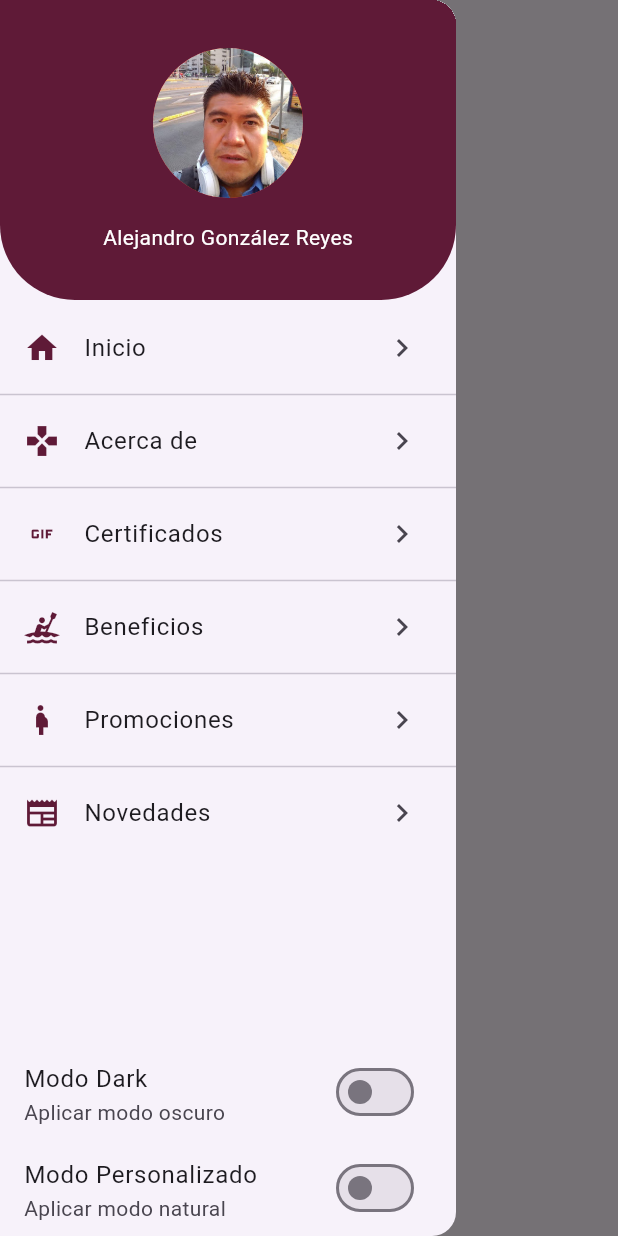
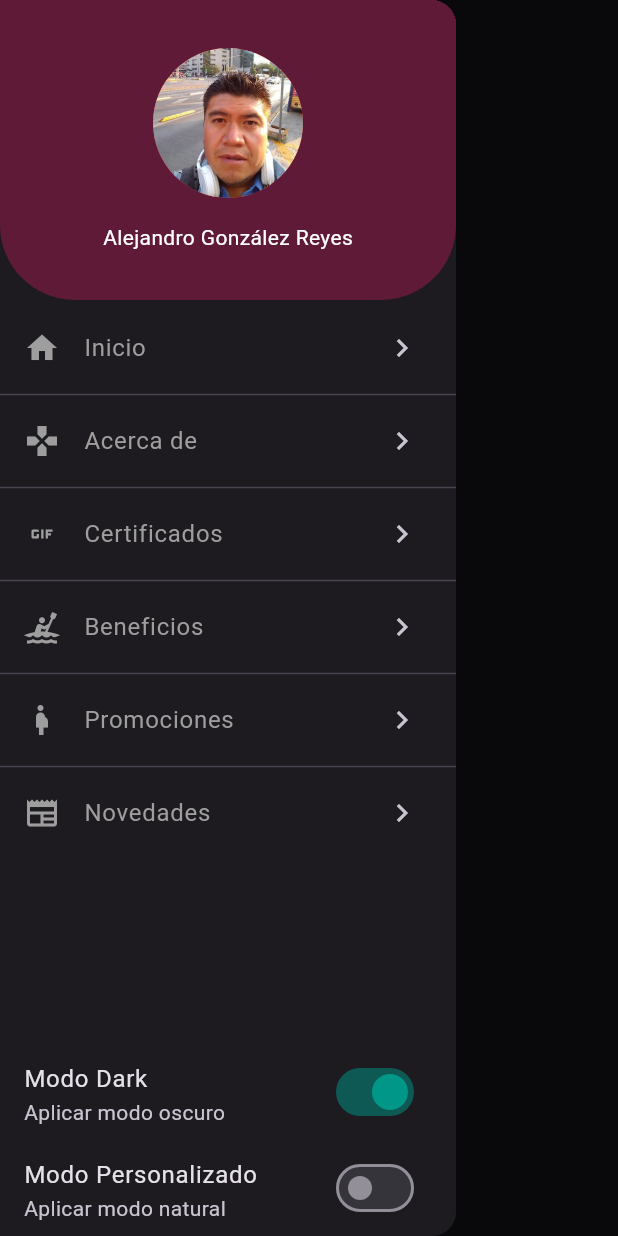
Before and after one commit to alexglzrys/flutter_themes, a Flutter app: the screen it shows after launch, with the side drawer open, on a phone screen of 412 x 824 dp. Run offline on Flutter 3.47's test engine with Material 3 defaults, Android fonts, the phone set to English and light mode, and no system bars.

Commit message:
usando colores del tema seleccionado

```diff
--- a/lib/main.dart
+++ b/lib/main.dart
@@ -8,7 +8,7 @@
         providers: [
           // Provider referente al tema global de la aplicación
           // El parámmetro que recibe el constructor hace referencia al indicar de tema seleccionado por el usuario (este se puede encontrar almacenado en las preferencias del usuario)
-          ChangeNotifierProvider(create: (_) => ThemeProvider(1)),
+          ChangeNotifierProvider(create: (_) => ThemeProvider(2)),
         ],
         child: const ThemesApp(),
       ),
--- a/lib/providers/theme_provider.dart
+++ b/lib/providers/theme_provider.dart
@@ -6,6 +6,20 @@ class ThemeProvider extends ChangeNotifier {
   bool _isDarkTheme = false;
   bool _isCustomTheme = false;
   late ThemeData _currentTheme;
+
+  // Configuración personalizada para widgets en tema oscuro
+  final configDark = {
+    'iconColor': Colors.grey[500],
+    'titleTile': Colors.grey[500],
+    'switchAColor': Colors.teal,
+  };
+
+  // Configuración personalizada para widgets en tema claro
+  final configLight = {
+    'iconColor': const Color(0xff5F1A37),
+    'titleTile': Colors.grey[900],
+    'switchAColor': const Color(0xff5F1A37),
+  };
 
   // El constructor se encargará de establecer el tema al momento de arrancar la aplicación
   ThemeProvider(int selectedTheme) {
--- a/lib/widgets/custom_drawer.dart
+++ b/lib/widgets/custom_drawer.dart
@@ -27,15 +27,27 @@ class _Menu extends StatelessWidget {
 
   @override
   Widget build(BuildContext context) {
+    // Solicitar provider referente al tema de la aplicación
+    final themeProvider = Provider.of<ThemeProvider>(context);
+
     return Expanded(
       child: ListView.separated(
           padding: const EdgeInsets.symmetric(vertical: 4),
           physics: const BouncingScrollPhysics(),
           itemBuilder: (context, index) => ListTile(
-                title: Text(pageRoutes[index].title),
+                title: Text(
+                  pageRoutes[index].title,
+                  style: TextStyle(
+                    color: themeProvider.isDarkTheme
+                        ? themeProvider.configDark['titleTile']
+                        : themeProvider.configLight['titleTile'],
+                  ),
+                ),
                 leading: Icon(
                   pageRoutes[index].icon,
-                  color: const Color(0xff5F1A37),
+                  color: themeProvider.isDarkTheme
+                      ? themeProvider.configDark['iconColor']
+                      : themeProvider.configLight['iconColor'],
                 ),
                 trailing: const Icon(Icons.chevron_right_outlined),
                 onTap: () {
@@ -59,7 +71,9 @@ class _OptionTheme extends StatelessWidget {
 
   @override
   Widget build(BuildContext context) {
+    // Solicitar provider referente al tema de la aplicación
     final themeProvider = Provider.of<ThemeProvider>(context);
+
     return SafeArea(
       top: false,
       left: false,
@@ -72,7 +86,9 @@ class _OptionTheme extends StatelessWidget {
             subtitle: const Text('Aplicar modo oscuro'),
             trailing: Switch.adaptive(
               value: themeProvider.isDarkTheme,
-              activeColor: const Color(0xff5F1A37),
+              activeColor: themeProvider.isDarkTheme
+                  ? themeProvider.configDark['switchAColor']
+                  : themeProvider.configLight['switchAColor'],
               onChanged: (value) => themeProvider.isDarkTheme = value,
             ),
           ),
@@ -82,7 +98,9 @@ class _OptionTheme extends StatelessWidget {
             subtitle: const Text('Aplicar modo natural'),
             trailing: Switch.adaptive(
               value: themeProvider.isCustomTheme,
-              activeColor: const Color(0xff5F1A37),
+              activeColor: themeProvider.isDarkTheme
+                  ? themeProvider.configDark['switchAColor']
+                  : themeProvider.configLight['switchAColor'],
               onChanged: (value) => themeProvider.isCustomTheme = value,
             ),
           ),
```
